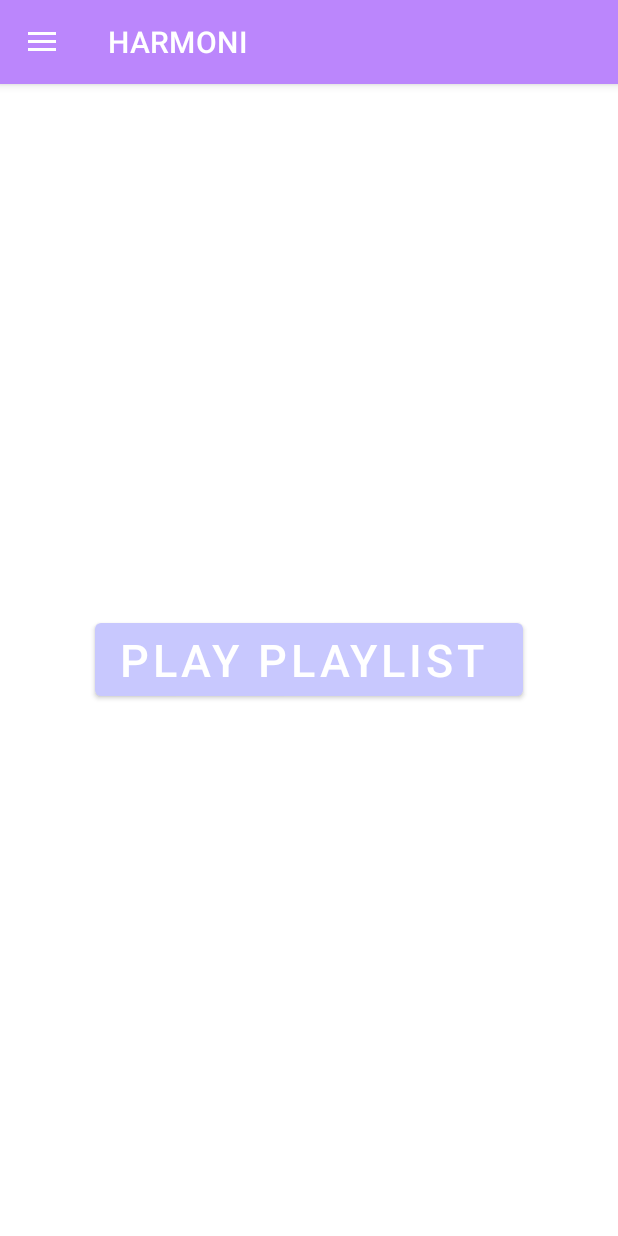
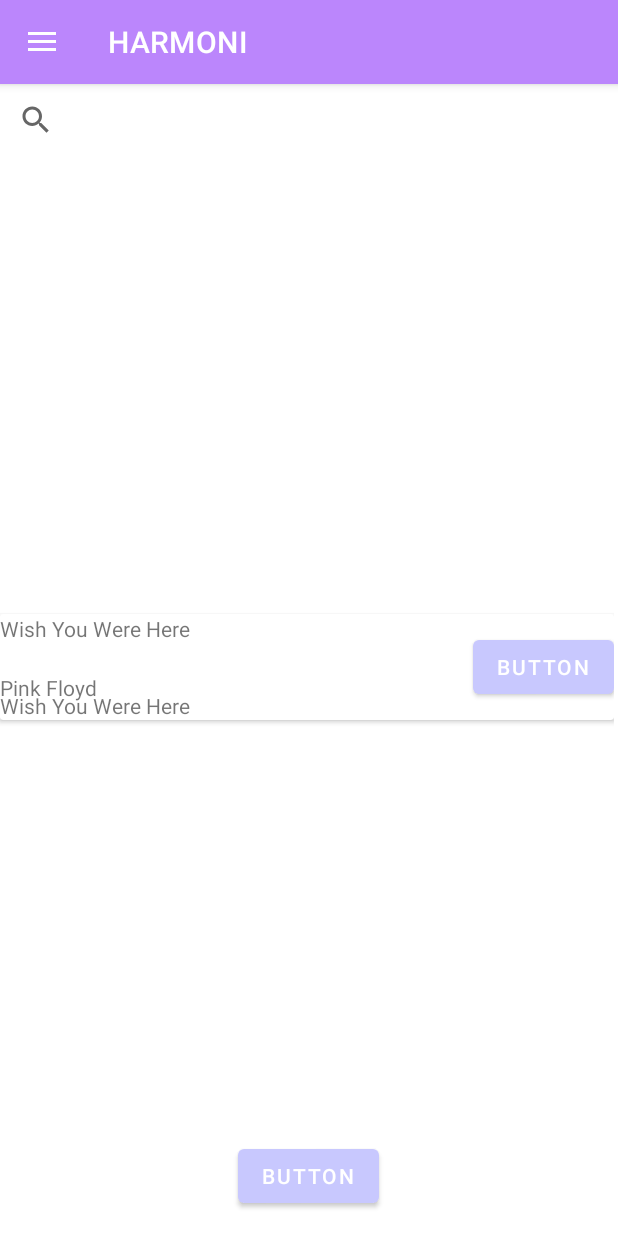
Before and after one commit to aya-bouchaara/frontend_harmoni, an Android app: the screen it shows after launch (dashboard2), on a phone screen of 412 x 824 dp. Run offline under Robolectric (Android 15) with nearby library versions, the phone set to English and light mode, and no system bars; libraries missing offline, so code that uses them is left out: com.spotify.android, com.spotify.protocol; 2 statements that could not run were skipped.

Commit message:
commit adapter

```diff
--- /dev/null
+++ b/app/src/main/java/com/example/harmoni/helpers/Song_RecyclerViewAdapter.java
@@ -0,0 +1,87 @@
+package com.example.harmoni.helpers;
+
+import android.content.Context;
+import android.graphics.Bitmap;
+import android.graphics.BitmapFactory;
+import android.util.Log;
+import android.view.LayoutInflater;
+import android.view.View;
+import android.view.ViewGroup;
+import android.widget.Button;
+import android.widget.ImageView;
+import android.widget.TextView;
+
+import androidx.annotation.NonNull;
+import androidx.recyclerview.widget.RecyclerView;
+
+import com.example.harmoni.R;
+
+
+import org.json.JSONArray;
+import org.json.JSONException;
+
+import java.net.URL;
+
+public class Song_RecyclerViewAdapter extends RecyclerView.Adapter<Song_RecyclerViewAdapter.MyViewHolder> {
+
+
+    Context context;
+    JSONArray songs;
+
+    public Song_RecyclerViewAdapter(Context context, JSONArray songs){
+        this.context=context;
+        this.songs=songs;
+
+
+
+    }
+
+    @NonNull
+    @Override
+    public Song_RecyclerViewAdapter.MyViewHolder onCreateViewHolder(@NonNull ViewGroup parent, int viewType) {
+
+        LayoutInflater inflater = LayoutInflater.from(context);
+        View view = inflater.inflate(R.layout.recycler_view_song,parent,false);
+
+        return new Song_RecyclerViewAdapter.MyViewHolder(view) ;
+    }
+
+    @Override
+    public void onBindViewHolder(@NonNull Song_RecyclerViewAdapter.MyViewHolder holder, int position) {
+
+
+
+            try {
+                holder.songName.setText(songs.getJSONObject(position).getString("name"));
+                holder.artist.setText(songs.getJSONObject(position).getString("artist"));
+                holder.album.setText(songs.getJSONObject(position).getString("album"));
+
+            }catch (Exception e) {
+                throw new RuntimeException(e);
+            }
+    }
+
+        @Override
+    public int getItemCount() {
+
+        return songs.length();
+    }
+
+    public static class MyViewHolder extends RecyclerView.ViewHolder {
+
+        ImageView imageView;
+        TextView songName,artist,album;
+        Button play;
+
+
+
+        public MyViewHolder(@NonNull View itemView) {
+            super(itemView);
+            imageView = itemView.findViewById(R.id.imageView10);
+            songName= itemView.findViewById(R.id.songName);
+            artist= itemView.findViewById(R.id.artist);
+            album= itemView.findViewById(R.id.album);
+            play= itemView.findViewById(R.id.play);
+        }
+    }
+}
--- a/app/src/main/java/com/example/harmoni/homeFragment.java
+++ b/app/src/main/java/com/example/harmoni/homeFragment.java
@@ -1,12 +1,22 @@
 package com.example.harmoni;
 
 import android.os.Bundle;
+
+import androidx.annotation.NonNull;
 import androidx.fragment.app.Fragment;
+import androidx.recyclerview.widget.LinearLayoutManager;
+import androidx.recyclerview.widget.RecyclerView;
+
 import android.util.Log;
 import android.view.LayoutInflater;
 import android.view.View;
 import android.view.ViewGroup;
+import android.widget.ArrayAdapter;
 import android.widget.Button;
+import android.widget.ListView;
+import android.widget.SearchView;
+
+import com.example.harmoni.helpers.Song_RecyclerViewAdapter;
 import com.spotify.android.appremote.api.ConnectionParams;
 import com.spotify.android.appremote.api.Connector;
 import com.spotify.android.appremote.api.SpotifyAppRemote;
@@ -15,35 +25,105 @@ import com.spotify.protocol.types.PlayerState;
 import com.spotify.protocol.types.Track;
 import com.spotify.protocol.client.Subscription;
 
+import org.json.JSONArray;
+import org.json.JSONException;
+import org.json.JSONObject;
+
+import java.util.ArrayList;
+
 
 public class homeFragment extends Fragment {
     private static final String CLIENT_ID = "b8f0cac7dd104537901f8d0fed64da41";
     private static final String REDIRECT_URI = "http://localhost:9000/callback";
     private SpotifyAppRemote mSpotifyAppRemote;
+
+    private boolean mIsPlaying = false;
     private Button mPlayButton;
-    private boolean mIsPlaying = false;
+
+    private String currentSongURI;
+
+    //JSON array declared here
+    JSONArray songs = new JSONArray();
+    JSONObject song1 = new JSONObject();
+    JSONObject song= new JSONObject();
+
+
+
+
+     private  SearchView searchView;
+    ListView myListView;
+
+    ArrayList<String> arrayList;
+    ArrayAdapter<String> adapter;
 
     @Override
     public View onCreateView(LayoutInflater inflater, ViewGroup container, Bundle savedInstanceState) {
         View rootView = inflater.inflate(R.layout.fragment_home, container, false);
+        searchView= rootView.findViewById(R.id.searchView);
         mPlayButton = rootView.findViewById(R.id.play_button);
-        mPlayButton.setOnClickListener(new View.OnClickListener() {
+
+
+        RecyclerView recyclerView = rootView.findViewById(R.id.recyclerView);
+
+        try {
+
+            song1.put("images", new JSONArray()
+                    .put(new JSONObject("{\"height\": 640, \"url\": \"https://i.scdn.co/image/ab67616d0000b2731a84d71391df7469c5ab8539\", \"width\": 640}"))
+                    .put(new JSONObject("{\"height\": 300, \"url\": \"https://i.scdn.co/image/ab67616d00001e021a84d71391df7469c5ab8539\", \"width\": 300}"))
+                    .put(new JSONObject("{\"height\": 64, \"url\": \"https://i.scdn.co/image/ab67616d000048511a84d71391df7469c5ab8539\", \"width\": 64}")));
+
+            song1.put("artist", "Pink Floyd");
+            song1.put("album", "Wish You Were Here");
+            song1.put("name", "Wish You Were Here");
+            song1.put("uri", "spotify:track:6mFkJmJqdDVQ1REhVfGgd1");
+
+        } catch (JSONException e) {
+            // TODO Auto-generated catch block
+            e.printStackTrace();
+        }
+        try {
+
+            song.put("images", new JSONArray()
+                    .put(new JSONObject("{\"height\": 640, \"url\": \"https://i.scdn.co/image/ab67616d0000b273ea7caaff71dea1051d49b2fe\", \"width\": 640}"))
+                    .put(new JSONObject("{\"height\": 300, \"url\": \"https://i.scdn.co/image/ab67616d00001e02ea7caaff71dea1051d49b2fe\", \"width\": 300}"))
+                    .put(new JSONObject("{\"height\": 64, \"url\": \"https://i.scdn.co/image/ab67616d00004851ea7caaff71dea1051d49b2fe\", \"width\": 64}")));
+
+            song.put("artist", "Pink Floyd");
+            song.put("album", "The Dark Side of the Moon");
+            song.put("name", "The Great Gig in the Sky");
+            song.put("uri", "spotify:track:2TjdnqlpwOjhijHCwHCP2d");
+
+        } catch (JSONException e) {
+            // TODO Auto-generated catch block
+            e.printStackTrace();
+        }
+
+        songs.put(song1);
+        songs.put(song);
+
+
+        Song_RecyclerViewAdapter adapter = new  Song_RecyclerViewAdapter(requireContext(),songs);
+        recyclerView.setAdapter(adapter);
+        recyclerView.setLayoutManager(new LinearLayoutManager(requireContext()));
+
+        mPlayButton.setOnClickListener(new View.OnClickListener(){
             @Override
             public void onClick(View view) {
-                if (mIsPlaying) {
-                    pausePlayback();
-                } else {
-                    startPlayback();
-                }
+                if(mIsPlaying) pausePlayback();
+                else startPlayback();
             }
+
+
         });
+
+
         return rootView;
     }
 
     @Override
     public void onStart() {
         super.onStart();
-        // Set the connection parameters
+
         ConnectionParams connectionParams =
                 new ConnectionParams.Builder(CLIENT_ID)
                         .setRedirectUri(REDIRECT_URI)
@@ -62,7 +142,6 @@ public class homeFragment extends Fragment {
                             @Override
                             public void onEvent(PlayerState playerState) {
                                 Track track = playerState.track;
-                                Log.d("homeFragment", track.name + " by " + track.artist.name);
                                 mIsPlaying = playerState.isPaused == false;
                                 updateButton();
                             }
@@ -75,11 +154,12 @@ public class homeFragment extends Fragment {
                         // Something went wrong when attempting to connect! Handle errors here
                     }
                 });
+
     }
 
     private void startPlayback() {
         if (mSpotifyAppRemote != null) {
-            mSpotifyAppRemote.getPlayerApi().play("spotify:playlist:37i9dQZF1DX2sUQwD7tbmL");
+            mSpotifyAppRemote.getPlayerApi().play(currentSongURI);
         }
     }
 
@@ -91,11 +171,12 @@ public class homeFragment extends Fragment {
 
     private void updateButton() {
         if (mIsPlaying) {
-            mPlayButton.setText("Pause Playlist");
+            mPlayButton.setText("Pause Song");
         } else {
-            mPlayButton.setText("Play Playlist");
+            mPlayButton.setText("Play Song");
         }
     }
+
 
     @Override
     public void onStop() {
--- a/app/src/main/res/layout/fragment_home.xml
+++ b/app/src/main/res/layout/fragment_home.xml
@@ -1,23 +1,37 @@
 <?xml version="1.0" encoding="utf-8"?>
-<RelativeLayout xmlns:android="http://schemas.android.com/apk/res/android"
+<androidx.constraintlayout.widget.ConstraintLayout xmlns:android="http://schemas.android.com/apk/res/android"
+    xmlns:app="http://schemas.android.com/apk/res-auto"
     xmlns:tools="http://schemas.android.com/tools"
     android:layout_width="match_parent"
     android:layout_height="match_parent"
     tools:context=".homeFragment">
 
-    <!-- TODO: Update blank fragment layout -->
+    <SearchView
+
+        android:id="@+id/searchView"
+        android:layout_width="match_parent"
+        android:layout_height="wrap_content"
+        app:layout_constraintEnd_toEndOf="parent"
+        app:layout_constraintStart_toStartOf="parent"
+        app:layout_constraintTop_toTopOf="parent" />
+
+    <androidx.recyclerview.widget.RecyclerView
+        android:id="@+id/recyclerView"
+        android:layout_width="409dp"
+        android:layout_height="681dp"
+        app:layout_constraintEnd_toEndOf="parent"
+        app:layout_constraintHorizontal_bias="0.0"
+        app:layout_constraintStart_toStartOf="parent"
+        app:layout_constraintTop_toBottomOf="@+id/searchView" />
+
     <Button
+        android:id="@+id/play_button"
         android:layout_width="wrap_content"
         android:layout_height="wrap_content"
-        android:id="@+id/play_button"
-        android:text="Play Playlist "
-        android:textSize="30sp"
-        android:layout_centerInParent="true"
-        android:textColor="@color/white"
-
-        />
-
-
-
-
-</RelativeLayout>
+        android:layout_marginBottom="16dp"
+        android:text="Button"
+        app:layout_constraintBottom_toBottomOf="parent"
+        app:layout_constraintEnd_toEndOf="parent"
+        app:layout_constraintHorizontal_bias="0.498"
+        app:layout_constraintStart_toStartOf="parent" />
+</androidx.constraintlayout.widget.ConstraintLayout>
--- /dev/null
+++ b/app/src/main/res/layout/recycler_view_song.xml
@@ -0,0 +1,68 @@
+<?xml version="1.0" encoding="utf-8"?>
+<androidx.constraintlayout.widget.ConstraintLayout xmlns:android="http://schemas.android.com/apk/res/android"
+    xmlns:app="http://schemas.android.com/apk/res-auto"
+    xmlns:tools="http://schemas.android.com/tools"
+    android:layout_width="match_parent"
+    android:layout_height="match_parent">
+
+    <androidx.cardview.widget.CardView
+        android:id="@+id/cardView"
+        android:layout_width="409dp"
+        android:layout_height="wrap_content"
+        app:layout_constraintBottom_toBottomOf="parent"
+        app:layout_constraintEnd_toEndOf="parent"
+        app:layout_constraintStart_toStartOf="parent"
+        app:layout_constraintTop_toTopOf="parent">
+
+        <androidx.constraintlayout.widget.ConstraintLayout
+            android:layout_width="match_parent"
+            android:layout_height="match_parent">
+
+            <Button
+                android:id="@+id/play"
+                android:layout_width="wrap_content"
+                android:layout_height="wrap_content"
+                android:text="Button"
+                app:layout_constraintBottom_toBottomOf="parent"
+                app:layout_constraintEnd_toEndOf="parent"
+                app:layout_constraintTop_toTopOf="parent" />
+
+            <TextView
+                android:id="@+id/songName"
+                android:layout_width="wrap_content"
+                android:layout_height="wrap_content"
+                android:text="TextView"
+                app:layout_constraintStart_toEndOf="@+id/imageView10"
+                app:layout_constraintTop_toTopOf="parent" />
+
+            <TextView
+                android:id="@+id/artist"
+                android:layout_width="wrap_content"
+                android:layout_height="wrap_content"
+                android:layout_marginTop="20dp"
+                android:text="TextView"
+                app:layout_constraintStart_toEndOf="@+id/imageView10"
+                app:layout_constraintTop_toBottomOf="@+id/songName" />
+
+            <TextView
+                android:id="@+id/album"
+                android:layout_width="wrap_content"
+                android:layout_height="wrap_content"
+                android:layout_marginTop="32dp"
+                android:text="TextView"
+                app:layout_constraintBottom_toBottomOf="parent"
+                app:layout_constraintStart_toEndOf="@+id/imageView10"
+                app:layout_constraintTop_toBottomOf="@+id/songName" />
+
+            <ImageView
+                android:id="@+id/imageView10"
+                android:layout_width="wrap_content"
+                android:layout_height="wrap_content"
+                app:layout_constraintBottom_toBottomOf="parent"
+                app:layout_constraintStart_toStartOf="parent"
+                app:layout_constraintTop_toTopOf="parent"
+                tools:srcCompat="@tools:sample/avatars" />
+        </androidx.constraintlayout.widget.ConstraintLayout>
+    </androidx.cardview.widget.CardView>
+
+</androidx.constraintlayout.widget.ConstraintLayout>
```
